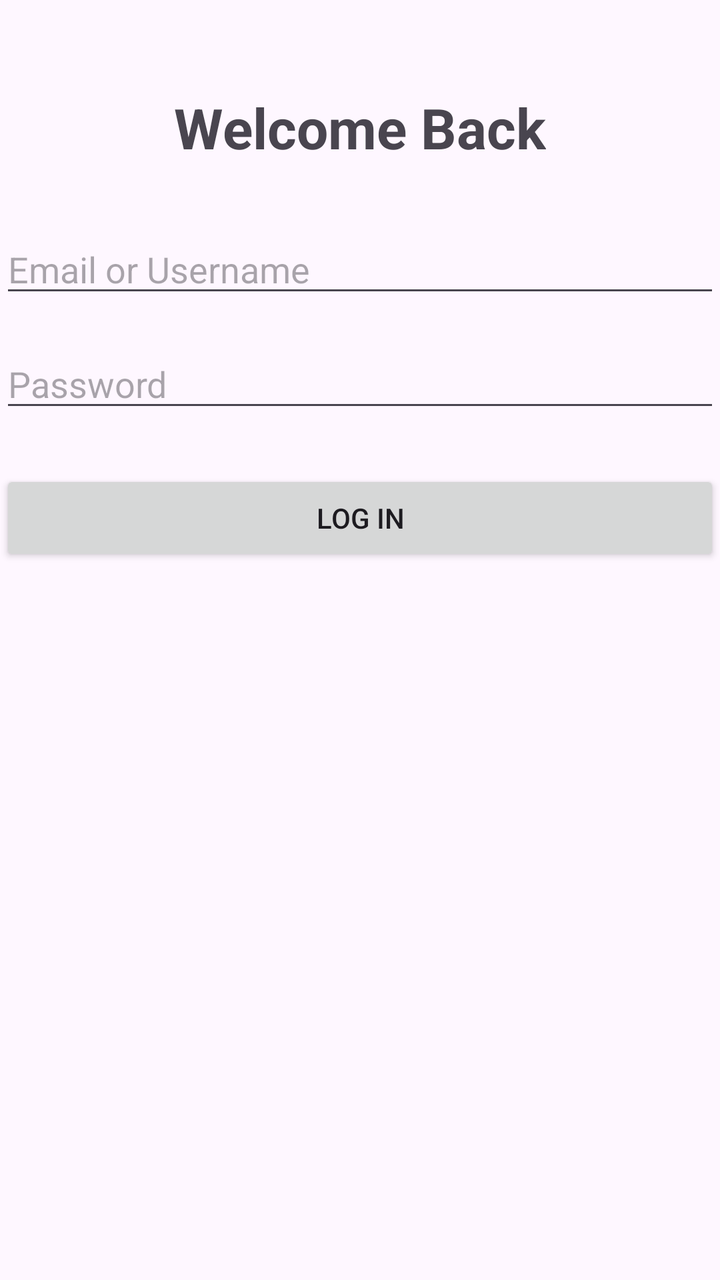
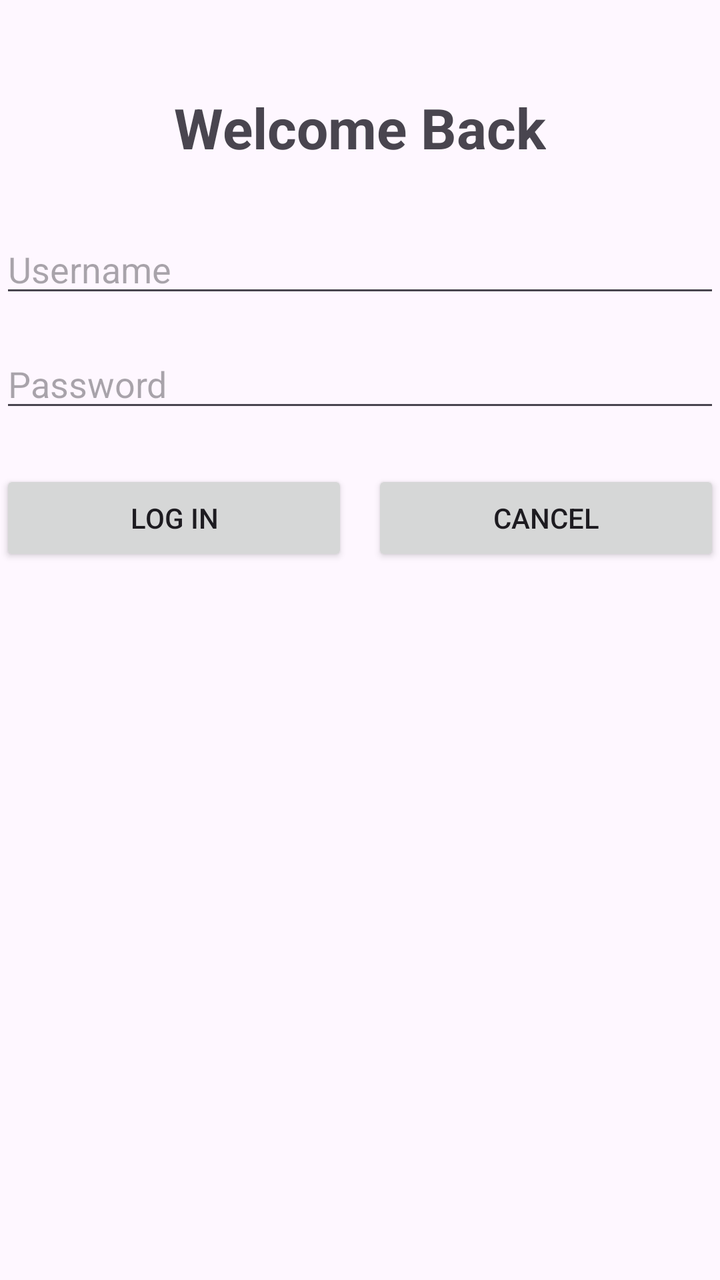

Two renders of the same Android screen: before a commit and after it. Below are the layout's source before the change and the commit's diff.
<!-- AndroidManifest.xml: application theme Theme.LoginApp -->
<!-- res/layout/activity_main.xml -->
<?xml version="1.0" encoding="utf-8"?>
<LinearLayout xmlns:android="http://schemas.android.com/apk/res/android"
    xmlns:app="http://schemas.android.com/apk/res-auto"
    xmlns:tools="http://schemas.android.com/tools"
    android:id="@+id/main"
    android:layout_width="match_parent"
    android:layout_height="match_parent"
    android:orientation="vertical"
    android:layout_margin="20dp"
    tools:context=".MainActivity">

    <TextView
        android:layout_width="wrap_content"
        android:layout_height="wrap_content"
        android:layout_gravity="center_horizontal"
        android:text="Welcome Back"
        android:textSize="28sp"
        android:textStyle="bold"
        android:layout_marginBottom="30dp"
        android:layout_marginTop="45dp"/>

    <EditText
        android:id="@+id/usernameInput"
        android:layout_width="match_parent"
        android:layout_height="wrap_content"
        android:hint="Email or Username"
        android:inputType="textEmailAddress"
        android:layout_marginBottom="16dp" />

    <EditText
        android:id="@+id/passwordInput"
        android:layout_width="match_parent"
        android:layout_height="wrap_content"
        android:hint="Password"
        android:inputType="textPassword"
        android:layout_marginBottom="24dp" />

    <Button
        android:id="@+id/loginButton"
        android:layout_width="match_parent"
        android:layout_height="wrap_content"
        android:text="Log In" />

</LinearLayout>
<!-- resources referenced by this layout -->
<resources>
  <style name="Theme.LoginApp" parent="Base.Theme.LoginApp" />
  <style name="Base.Theme.LoginApp" parent="Theme.Material3.DayNight.NoActionBar">
          
          
      </style>
</resources>

<!-- the commit's change to res/layout/activity_main.xml (unified diff, before → after) -->
@@ -23,7 +23,7 @@
         android:id="@+id/usernameInput"
         android:layout_width="match_parent"
         android:layout_height="wrap_content"
-        android:hint="Email or Username"
+        android:hint="Username"
         android:inputType="textEmailAddress"
         android:layout_marginBottom="16dp" />
 
@@ -35,10 +35,26 @@
         android:inputType="textPassword"
         android:layout_marginBottom="24dp" />
 
-    <Button
-        android:id="@+id/loginButton"
+    <LinearLayout
         android:layout_width="match_parent"
         android:layout_height="wrap_content"
-        android:text="Log In" />
+        android:orientation="horizontal">
+
+        <Button
+            android:id="@+id/loginButton"
+            android:layout_width="0dp"
+            android:layout_height="wrap_content"
+            android:layout_weight="1"
+            android:layout_marginEnd="6dp"
+            android:text="Log In" />
+
+        <Button
+            android:id="@+id/cancelButton"
+            android:layout_width="0dp"
+            android:layout_height="wrap_content"
+            android:layout_weight="1"
+            android:layout_marginStart="6dp"
+            android:text="Cancel" />
+    </LinearLayout>
 
 </LinearLayout>
